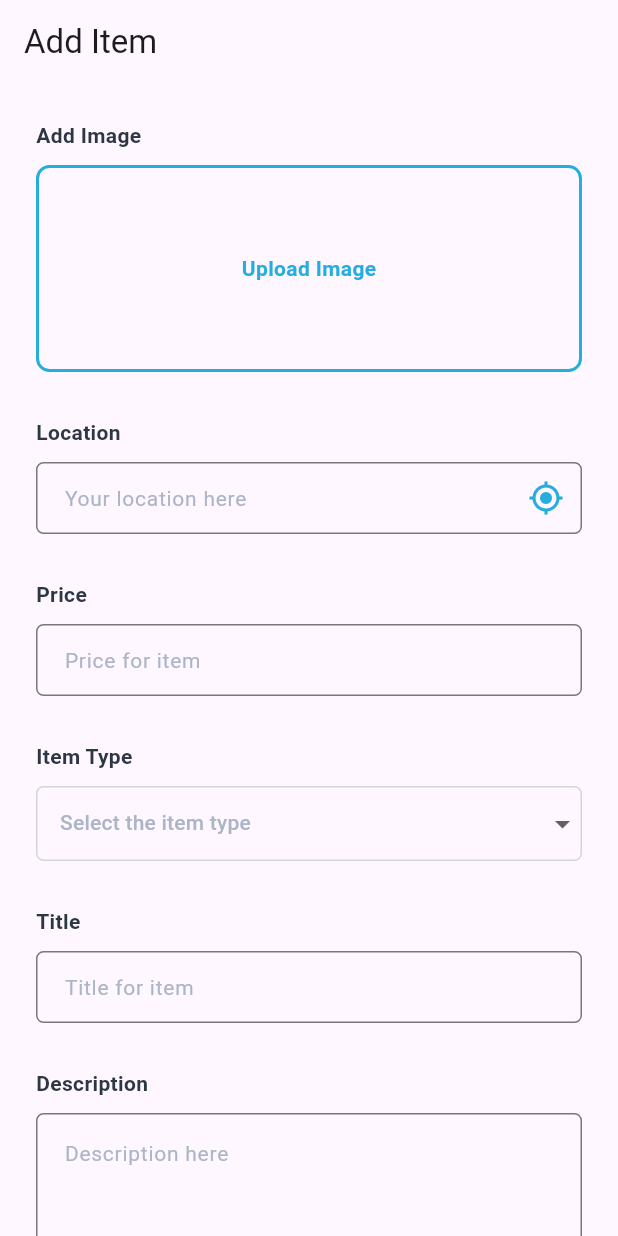
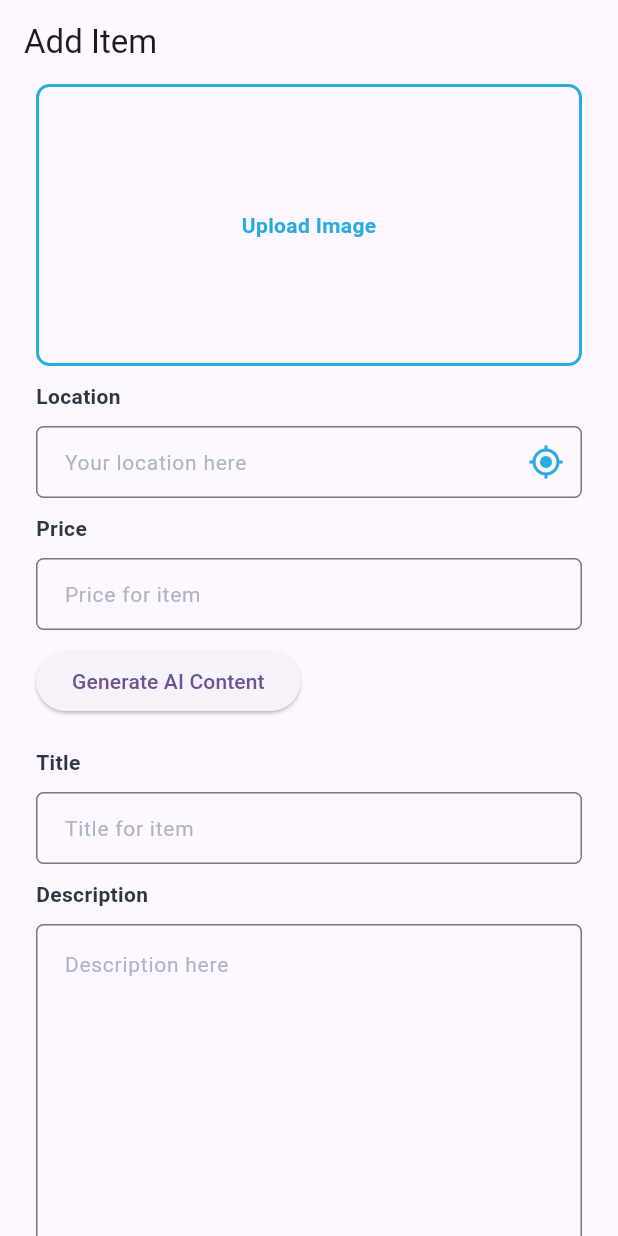
Before and after one commit to AdilSoomro/BuildwAI25, a Flutter app: the screen it shows after launch, on a phone screen of 412 x 824 dp. Run offline on Flutter 3.47's test engine with Material 3 defaults, Android fonts, the phone set to English and light mode, and no system bars; our stand-ins replace google_generative_ai, image_picker.

Commit message:
final code.

```diff
--- a/lib/add_item_dart.dart
+++ b/lib/add_item_dart.dart
@@ -3,17 +3,16 @@ import 'dart:convert';
 import 'package:flutter/material.dart';
 import 'dart:io';
 import 'package:image_picker/image_picker.dart';
-import 'package:dio/dio.dart';
 import 'package:google_generative_ai/google_generative_ai.dart';
 
-class AddItemScreen extends StatefulWidget {
-  const AddItemScreen({Key? key}) : super(key: key);
+class AddProductPage extends StatefulWidget {
+  const AddProductPage({Key? key}) : super(key: key);
 
   @override
-  State<AddItemScreen> createState() => _AddItemScreenState();
+  State<AddProductPage> createState() => _AddProductPageState();
 }
 
-class _AddItemScreenState extends State<AddItemScreen> {
+class _AddProductPageState extends State<AddProductPage> {
   // Form key for validation
   final _formKey = GlobalKey<FormState>();
 
@@ -44,9 +43,6 @@ class _AddItemScreenState extends State<AddItemScreen> {
     'description': '',
     'additionalFeatures': <String>[],
   };
-
-  // Dio instance for API calls
-  final Dio _dio = Dio();
 
   // Method to pick image from gallery
   Future<void> _pickImage() async {
@@ -135,10 +131,10 @@ class _AddItemScreenState extends State<AddItemScreen> {
 
       try {
         // Convert image to MultipartFile
-        final imageFile = await MultipartFile.fromFile(_formData['image']);
+        final imageFile = _formData['image'];
 
         // Create FormData object
-        final formData = FormData.fromMap({
+        final formData = {
           'image': imageFile,
           'location': _formData['location'],
           'itemType': _formData['itemType'],
@@ -146,34 +142,16 @@ class _AddItemScreenState extends State<AddItemScreen> {
           'title': _formData['title'],
           'description': _formData['description'],
           'additionalFeatures': _formData['additionalFeatures'],
-        });
-
-        // Send POST request to server
-        final response = await _dio.post(
-          'https://your-api-endpoint.com/items',
-          data: formData,
-        );
+        };
 
         // Hide loading indicator
         Navigator.of(context).pop();
 
-        // Handle response
-        if (response.statusCode == 200 || response.statusCode == 201) {
+
         ScaffoldMessenger.of(context).showSnackBar(
           const SnackBar(content: Text('Item added successfully')),
         );
-
-          // Optional: Navigate back or clear form
-          Navigator.of(context).pop();
-        } else {
-          ScaffoldMessenger.of(context).showSnackBar(
-            SnackBar(content: Text('Failed to add item: ${response.statusMessage}')),
-          );
-        }
       } catch (e) {
-        // Hide loading indicator
-        Navigator.of(context).pop();
-
         // Show error message
         ScaffoldMessenger.of(context).showSnackBar(
           SnackBar(content: Text('Error: ${e.toString()}')),
@@ -191,25 +169,16 @@ class _AddItemScreenState extends State<AddItemScreen> {
       body: Form(
         key: _formKey,
         child: SingleChildScrollView(
-          padding: const EdgeInsets.all(24.0),
+          padding: const EdgeInsets.only(left: 24.0, right: 24.0, bottom: 24.0),
           child: Column(
             crossAxisAlignment: CrossAxisAlignment.start,
             children: [
               // Add Image Section
-              const Text(
-                'Add Image',
-                style: TextStyle(
-                  fontSize: 14,
-                  fontWeight: FontWeight.w600,
-                  color: Color(0xFF2D3643),
-                ),
-              ),
-              const SizedBox(height: 10),
               GestureDetector(
                 onTap: _pickImage,
                 child: Container(
                   width: double.infinity,
-                  height: 138,
+                  height: 188,
                   decoration: BoxDecoration(
                     borderRadius: BorderRadius.circular(9),
                     border: Border.all(
@@ -238,7 +207,7 @@ class _AddItemScreenState extends State<AddItemScreen> {
                   ),
                 ),
               ),
-              const SizedBox(height: 30),
+              const SizedBox(height: 10),
 
               // Location Field
               const Text(
@@ -281,7 +250,7 @@ class _AddItemScreenState extends State<AddItemScreen> {
                   return null;
                 },
               ),
-              const SizedBox(height: 30),
+              const SizedBox(height: 10),
 
 
               // Price Dropdown
@@ -318,10 +287,91 @@ class _AddItemScreenState extends State<AddItemScreen> {
                   return null;
                 },
               ),
-              const SizedBox(height: 30),
+              const SizedBox(height: 10),
+
+              ElevatedButton(
+                onPressed: generateAIContent,
+                child: const Text(
+                  'Generate AI Content',
+                ),
+              ),
+              const SizedBox(height: 20),
+              // Item Type Dropdown
 
 
-              // Item Type Dropdown
+
+              // Title Field
+              const Text(
+                'Title',
+                style: TextStyle(
+                  fontSize: 14,
+                  fontWeight: FontWeight.w600,
+                  color: Color(0xFF2D3643),
+                ),
+              ),
+              const SizedBox(height: 10),
+              TextFormField(
+                controller: _titleController,
+                decoration: InputDecoration(
+                  hintText: 'Title for item',
+                  hintStyle: const TextStyle(
+                    fontSize: 14,
+                    color: Color(0xFFABB5C5),
+                  ),
+                  border: OutlineInputBorder(
+                    borderRadius: BorderRadius.circular(5),
+                    borderSide: const BorderSide(color: Color(0xFFD3D5DA)),
+                  ),
+                  contentPadding: const EdgeInsets.symmetric(horizontal: 15),
+                ),
+                onSaved: (value) {
+                  _formData['title'] = value ?? '';
+                },
+                validator: (value) {
+                  if (value == null || value.isEmpty) {
+                    return 'Please enter a title';
+                  }
+                  return null;
+                },
+              ),
+              const SizedBox(height: 10),
+
+              // Description Field
+              const Text(
+                'Description',
+                style: TextStyle(
+                  fontSize: 14,
+                  fontWeight: FontWeight.w600,
+                  color: Color(0xFF2D3643),
+                ),
+              ),
+              const SizedBox(height: 10),
+              TextFormField(
+                controller: _descriptionController,
+                decoration: InputDecoration(
+                  hintText: 'Description here',
+                  hintStyle: const TextStyle(
+                    fontSize: 14,
+                    color: Color(0xFFABB5C5),
+                  ),
+                  border: OutlineInputBorder(
+                    borderRadius: BorderRadius.circular(5),
+                    borderSide: const BorderSide(color: Color(0xFFD3D5DA)),
+                  ),
+                  contentPadding: const EdgeInsets.all(15),
+                ),
+                maxLines: 10,
+                onSaved: (value) {
+                  _formData['description'] = value ?? '';
+                },
+                validator: (value) {
+                  if (value == null || value.isEmpty) {
+                    return 'Please enter a description';
+                  }
+                  return null;
+                },
+              ),
+              const SizedBox(height: 10),
               const Text(
                 'Item Type',
                 style: TextStyle(
@@ -363,82 +413,7 @@ class _AddItemScreenState extends State<AddItemScreen> {
                   },
                 ),
               ),
-              const SizedBox(height: 30),
-
-
-              // Title Field
-              const Text(
-                'Title',
-                style: TextStyle(
-                  fontSize: 14,
-                  fontWeight: FontWeight.w600,
-                  color: Color(0xFF2D3643),
-                ),
-              ),
               const SizedBox(height: 10),
-              TextFormField(
-                controller: _titleController,
-                decoration: InputDecoration(
-                  hintText: 'Title for item',
-                  hintStyle: const TextStyle(
-                    fontSize: 14,
-                    color: Color(0xFFABB5C5),
-                  ),
-                  border: OutlineInputBorder(
-                    borderRadius: BorderRadius.circular(5),
-                    borderSide: const BorderSide(color: Color(0xFFD3D5DA)),
-                  ),
-                  contentPadding: const EdgeInsets.symmetric(horizontal: 15),
-                ),
-                onSaved: (value) {
-                  _formData['title'] = value ?? '';
-                },
-                validator: (value) {
-                  if (value == null || value.isEmpty) {
-                    return 'Please enter a title';
-                  }
-                  return null;
-                },
-              ),
-              const SizedBox(height: 30),
-
-              // Description Field
-              const Text(
-                'Description',
-                style: TextStyle(
-                  fontSize: 14,
-                  fontWeight: FontWeight.w600,
-                  color: Color(0xFF2D3643),
-                ),
-              ),
-              const SizedBox(height: 10),
-              TextFormField(
-                controller: _descriptionController,
-                decoration: InputDecoration(
-                  hintText: 'Description here',
-                  hintStyle: const TextStyle(
-                    fontSize: 14,
-                    color: Color(0xFFABB5C5),
-                  ),
-                  border: OutlineInputBorder(
-                    borderRadius: BorderRadius.circular(5),
-                    borderSide: const BorderSide(color: Color(0xFFD3D5DA)),
-                  ),
-                  contentPadding: const EdgeInsets.all(15),
-                ),
-                maxLines: 10,
-                onSaved: (value) {
-                  _formData['description'] = value ?? '';
-                },
-                validator: (value) {
-                  if (value == null || value.isEmpty) {
-                    return 'Please enter a description';
-                  }
-                  return null;
-                },
-              ),
-              const SizedBox(height: 30),
-
               // Additional Features
               const Text(
                 'Additional Features',
@@ -505,12 +480,6 @@ class _AddItemScreenState extends State<AddItemScreen> {
                 child: Row(
                   children: [
                     ElevatedButton(
-                      onPressed: generateAIContent,
-                      child: const Text(
-                        'Generate AI Content',
-                      ),
-                    ),
-                    ElevatedButton(
                       onPressed: _submitForm,
 
                       child: const Text(
@@ -520,7 +489,7 @@ class _AddItemScreenState extends State<AddItemScreen> {
                   ],
                 ),
               ),
-              const SizedBox(height: 30),
+              const SizedBox(height: 10),
             ],
           ),
         ),
@@ -568,7 +537,6 @@ class _AddItemScreenState extends State<AddItemScreen> {
     );
   }
   void  generateAIContent() async {
-
     if (_selectedImage == null) return;
 
     String prompt = "I'm listing this item for sale at online market";
@@ -583,6 +551,8 @@ class _AddItemScreenState extends State<AddItemScreen> {
     prompt = "$prompt. Help me write a appealing title, 10 lines of description, type and features of this item."
         " The tone should be natural.";
     print("gemini prompt is $prompt");
+
+
     final content = Content.multi(
         [
           TextPart(prompt),
@@ -590,7 +560,6 @@ class _AddItemScreenState extends State<AddItemScreen> {
         ]
     );
     var response = await _model.generateContent([content]);
-    print("gemini response is ${response.text}");
     var responseJson = jsonDecode(response.text);
 
     _titleController.text = responseJson["title"] ?? "";
@@ -603,7 +572,7 @@ class _AddItemScreenState extends State<AddItemScreen> {
       }
     }
     setState(() {
-
+      //to refresh UI
     });
   }
 }
--- a/lib/main.dart
+++ b/lib/main.dart
@@ -1,6 +1,6 @@
 
 import 'package:flutter/material.dart';
-
+import 'generate_text.dart';
 import 'add_item_dart.dart';
 
 void main() {
@@ -14,6 +14,7 @@ class MyApp extends StatelessWidget {
   @override
   Widget build(BuildContext context) {
     return MaterialApp(
+      debugShowCheckedModeBanner: false,
       title: 'Flutter Demo',
       theme: ThemeData(
         // This is the theme of your application.
@@ -33,11 +34,12 @@ class MyApp extends StatelessWidget {
         // tested with just a hot reload.
         colorScheme: ColorScheme.fromSeed(seedColor: Colors.deepPurple),
       ),
-      home: getFirstPageOfTheApp(),
+      home: const AddProductPage(),
     );
   }
   getFirstPageOfTheApp() {
-    return const AddItemScreen();
+
+    // return const AddItemScreen();
     return const MyHomePage(title: 'Flutter Demo Home Page');
   }
 }
--- a/pubspec.yaml
+++ b/pubspec.yaml
@@ -35,8 +35,11 @@ dependencies:
   # Use with the CupertinoIcons class for iOS style icons.
   cupertino_icons: ^1.0.8
   google_generative_ai: 0.4.7
+  image_picker: 1.0.4
 
-  image_picker: 1.0.4
+
+
+
   dio: 5.8.0+1
 
 
```
Also changed, not shown: lib/generate_text.dart (added, +91 -0 lines), 3 other files. Lines whose indentation alone changed are shown as unchanged.
